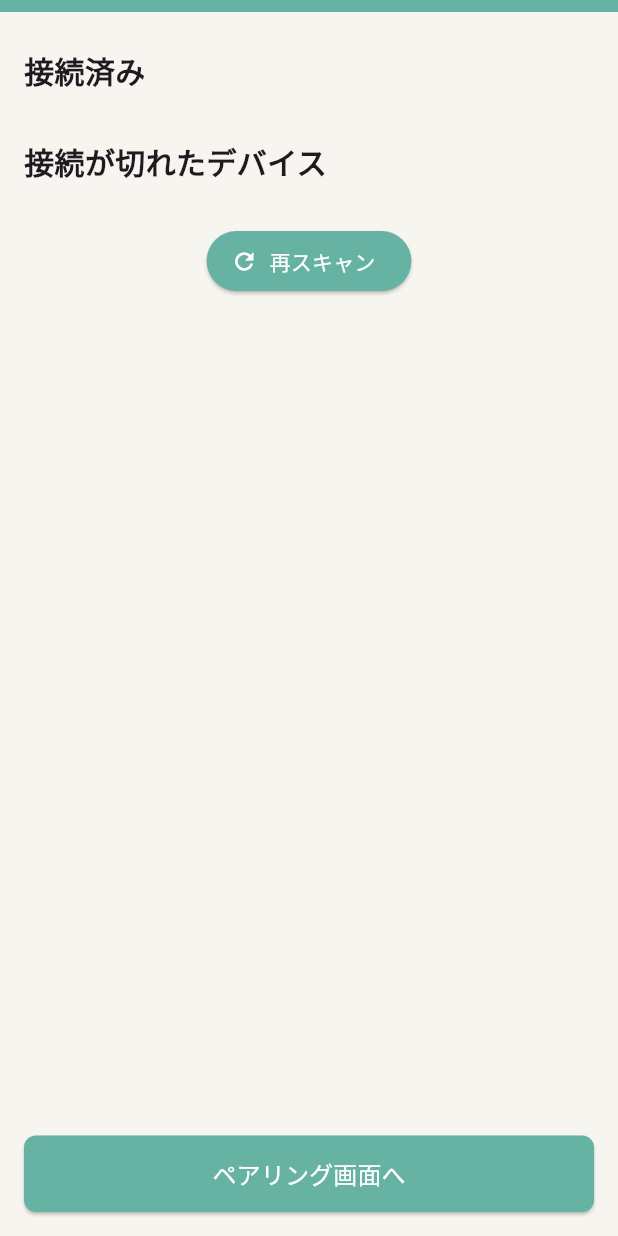
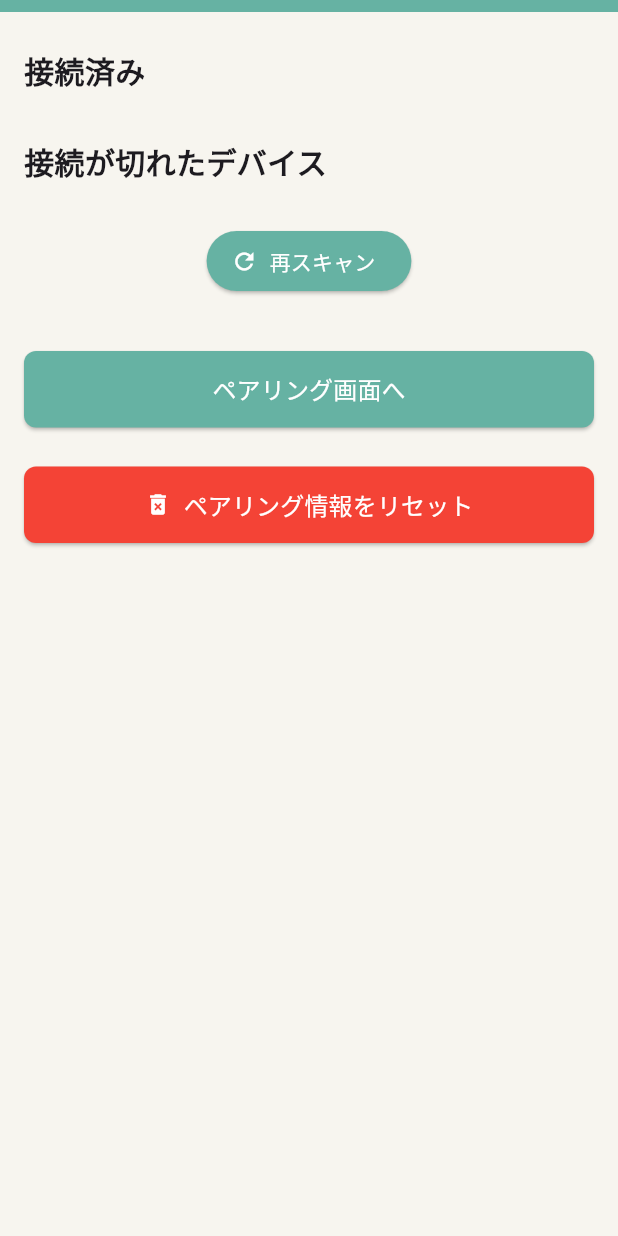
Before and after one commit to KogunCC/BLE, a Flutter app: the screen it shows after launch, after a tap on "再スキャン", on a phone screen of 412 x 824 dp. Run offline on Flutter 3.47's test engine with Material 3 defaults, Android fonts, the light colour scheme and no system bars; our stand-ins replace flutter_blue_plus, permission_handler, shared_preferences; statements that could not run were skipped.

Commit message:
feat: PairedDeviceモデルを追加し、デバイス管理のロジックを改善。BLEデバイスのリストをMapからPairedDeviceオブジェクトに変更し、UIの更新を最適化。

```diff
--- a/analysis_options.yaml
+++ b/analysis_options.yaml
@@ -21,7 +21,7 @@ linter:
   # `// ignore_for_file: name_of_lint` syntax on the line or in the file
   # producing the lint.
   rules:
-    # avoid_print: false  # Uncomment to disable the `avoid_print` rule
+        avoid_print: false  # デバッグのため一時的に無効化
     # prefer_single_quotes: true  # Uncomment to enable the `prefer_single_quotes` rule
 
 # Additional information about this file can be found at
--- /dev/null
+++ b/devtools_options.yaml
@@ -0,0 +1,3 @@
+description: This file stores settings for Dart & Flutter DevTools.
+documentation: https://docs.flutter.dev/tools/devtools/extensions#configure-extension-enablement-states
+extensions:
--- a/lib/main.dart
+++ b/lib/main.dart
@@ -6,6 +6,7 @@
 
 import 'dart:async';
 import 'dart:convert'; // JSONエンコード/デコード用
+import 'package:bleapp/models/paired_device.dart';
 import 'package:flutter/material.dart';
 import 'package:flutter_blue_plus/flutter_blue_plus.dart'; // BLE操作ライブラリ
 import 'package:shared_preferences/shared_preferences.dart'; // ローカルストレージ用
@@ -61,10 +62,7 @@ class BLEStatusScreen extends StatefulWidget {
 }
 
 class _BLEStatusScreenState extends State<BLEStatusScreen> {
-  // ペアリング済みのデバイスリスト。SharedPreferencesからロードされる。
-  List<Map<String, String>> _pairedDevices = [];
-  // 切断されたデバイスのリスト。スキャンによって接続できなかったデバイス。
-  List<Map<String, String>> _disconnectedDevices = [];
+  List<PairedDevice> _pairedDevices = [];
   // 現在スキャンが進行中かどうかを示すフラグ。UIの制御に使用。
   bool _isScanning = false;
   // 各デバイスの現在の接続状態をリアルタイムで追跡するマップ。
@@ -83,23 +81,40 @@ class _BLEStatusScreenState extends State<BLEStatusScreen> {
 
   Future<void> _savePairedDevices() async {
     final prefs = await SharedPreferences.getInstance();
-    await prefs.setString('paired_devices', jsonEncode(_pairedDevices));
+    // PairedDeviceオブジェクトのリストをMapのリストに変換してからJSONにエンコード
+    final List<Map<String, dynamic>> data = _pairedDevices.map((device) => device.toJson()).toList();
+    await prefs.setString('paired_devices', jsonEncode(data));
+    print('SharedPreferencesに保存されるペアリング済みデバイス: $data');
   }
 
   Future<void> _loadPairedDevices() async {
     final prefs = await SharedPreferences.getInstance();
     final data = prefs.getString('paired_devices');
     if (data != null) {
-      final List decoded = jsonDecode(data);
+      final List<dynamic> decoded = jsonDecode(data);
       setState(() {
-        _pairedDevices = decoded.cast<Map<String, dynamic>>()
-            .map((d) => d.map((k, v) => MapEntry(k.toString(), v.toString())))
-            .toList();
+        // JSON MapのリストからPairedDeviceオブジェクトのリストを生成
+        _pairedDevices = decoded.map((item) => PairedDevice.fromJson(item)).toList();
         for (var dev in _pairedDevices) {
-          _deviceConnectionStatus[dev['id']!] = false;
+          _deviceConnectionStatus[dev.id] = false;
         }
+        print('SharedPreferencesからロードされたペアリング済みデバイス: $_pairedDevices');
       });
     }
+  }
+
+  // ペアリング情報をリセットする
+  Future<void> _resetPairedDevices() async {
+    final prefs = await SharedPreferences.getInstance();
+    await prefs.remove('paired_devices'); // SharedPreferencesから情報を削除
+    if (!mounted) return;
+    setState(() {
+      // UIの状態をすべてリセット
+      _pairedDevices.clear();
+      _deviceConnectionStatus.clear();
+    });
+    _showOverlayMessage('すべてのペアリング情報がリセットされました', AppColors.infoColor);
+    print('ペアリング情報がリセットされました。');
   }
 
   /* ========= UI フィードバックのためのオーバーレイメッセージ =========== */
@@ -157,20 +172,20 @@ class _BLEStatusScreenState extends State<BLEStatusScreen> {
     try {
       await FlutterBluePlus.adapterState.firstWhere((state) => state == BluetoothAdapterState.on);
 
-      await _connectAndCategorizeDevices();
+      // 既存のペアリング済みデバイスの接続状態を更新
+      await _updateDeviceConnectionStatus();
+
+      // 新しいデバイスのスキャンと接続
       await _performBleScan();
 
       if (!mounted) return;
       setState(() {
-        _deviceConnectionStatus.clear();
-        for (var dev in _pairedDevices) {
-          _deviceConnectionStatus[dev['id']!] = true;
-        }
-        for (var dev in _disconnectedDevices) {
-          _deviceConnectionStatus[dev['id']!] = false;
-        }
+        // _deviceConnectionStatus は _updateDeviceConnectionStatus と _performBleScan で更新されるため、ここではクリアしない
+        // UIの更新をトリガーするためにsetStateを呼び出す
       });
       await _savePairedDevices();
+
+      print('デバイス探索後の最終的なペアリング済みデバイス: $_pairedDevices');
 
     } catch (e) {
       if (!mounted) return;
@@ -187,79 +202,89 @@ class _BLEStatusScreenState extends State<BLEStatusScreen> {
     }
   }
 
-  Future<void> _connectAndCategorizeDevices() async {
-    final List<Map<String, String>> allCurrentKnownDevices = [..._pairedDevices, ..._disconnectedDevices];
+  Future<void> _updateDeviceConnectionStatus() async {
+    final List<PairedDevice> currentPairedDevices = List.from(_pairedDevices);
+    final Map<String, bool> tempConnectionStatus = {};
 
-    List<Map<String, String>> tempPaired = [];
-    List<Map<String, String>> tempDisconnected = [];
-    final Map<String, bool> currentConnectionStatus = {};
-
-    for (var dev in allCurrentKnownDevices) {
-      final device = BluetoothDevice(remoteId: DeviceIdentifier(dev['id']!));
+    for (var dev in currentPairedDevices) {
+      final device = BluetoothDevice(remoteId: DeviceIdentifier(dev.id));
       try {
         if (device.isConnected) {
-          tempPaired.add(dev);
-          currentConnectionStatus[dev['id']!] = true;
-          continue;
+          tempConnectionStatus[dev.id] = true;
+        } else {
+          await device.connect(timeout: const Duration(seconds: 5));
+          tempConnectionStatus[dev.id] = true;
+          WidgetsBinding.instance.addPostFrameCallback((_) {
+            _showOverlayMessage('${dev.name} に再接続しました', AppColors.successColor);
+          });
         }
-        await device.connect(timeout: const Duration(seconds: 5));
-        tempPaired.add(dev);
-        currentConnectionStatus[dev['id']!] = true;
-        WidgetsBinding.instance.addPostFrameCallback((_) {
-          _showOverlayMessage('${dev['name']} に接続しました', AppColors.successColor);
-        });
       } catch (_) {
-        tempDisconnected.add(dev);
-        currentConnectionStatus[dev['id']!] = false;
+        tempConnectionStatus[dev.id] = false;
       }
     }
 
-    _pairedDevices = tempPaired.toSet().toList();
-    _disconnectedDevices = currentConnectionStatus.entries
-        .where((entry) => entry.value == false && allCurrentKnownDevices.any((d) => d['id'] == entry.key))
-        .map((entry) => allCurrentKnownDevices.firstWhere((d) => d['id'] == entry.key))
-        .toSet().toList();
+    if (!mounted) return;
+    setState(() {
+      _deviceConnectionStatus.clear();
+      _deviceConnectionStatus.addAll(tempConnectionStatus);
+    });
   }
 
   Future<void> _performBleScan() async {
+    // スキャンを開始し、5秒後に停止
     await FlutterBluePlus.startScan(timeout: const Duration(seconds: 5));
+    // スキャンが停止するまで待機
     await FlutterBluePlus.isScanning.firstWhere((isScanning) => isScanning == false);
-
-    final List<Map<String, String>> remainingDisconnected = List.from(_disconnectedDevices);
-    for (var dev in remainingDisconnected) {
-      // _connectAndCategorizeDevices で既に接続状態が更新されている可能性があるので、再度確認
-      final device = BluetoothDevice(remoteId: DeviceIdentifier(dev['id']!));
-      if (device.isConnected) {
-        // 既に接続済みであれば、_pairedDevices に移動
-        if (!mounted) return;
-        setState(() {
-          _pairedDevices.add(dev);
-          _disconnectedDevices.removeWhere((d) => d['id'] == dev['id']);
-          _deviceConnectionStatus[dev['id']!] = true;
-        });
-        continue;
   }
 
-      try {
-        await device.connect(timeout: const Duration(seconds: 5));
-        if (!mounted) return;
-        setState(() {
-          _pairedDevices.add(dev);
-          _disconnectedDevices.removeWhere((d) => d['id'] == dev['id']);
-          _deviceConnectionStatus[dev['id']!] = true;
-        });
-        WidgetsBinding.instance.addPostFrameCallback((_) {
-          _showOverlayMessage('${dev['name']} に再接続しました', AppColors.successColor);
-        });
-      } catch (e) {
-        // 再接続に失敗した場合、_disconnectedDevices に残る
-      }
-    }
+  // リセット確認ダイアログを表示する
+  Future<void> _showResetConfirmationDialog() async {
+    return showDialog<void>(
+      context: context,
+      barrierDismissible: false, // ダイアログ外をタップしても閉じない
+      builder: (BuildContext context) {
+        return AlertDialog(
+          title: const Text('確認'),
+          content: const SingleChildScrollView(
+            child: ListBody(
+              children: <Widget>[
+                Text('すべてのペアリング情報が削除されます。'),
+                Text('よろしいですか？'),
+              ],
+            ),
+          ),
+          actions: <Widget>[
+            TextButton(
+              child: const Text('キャンセル'),
+              onPressed: () => Navigator.of(context).pop(),
+            ),
+            TextButton(
+              child: const Text('リセット', style: TextStyle(color: Colors.red)),
+              onPressed: () {
+                Navigator.of(context).pop(); // ダイアログを閉じる
+                _resetPairedDevices();      // リセット処理を実行
+              },
+            ),
+          ],
+        );
+      },
+    );
   }
 
   @override
   void dispose() {
     super.dispose();
+  }
+
+  String _generateUniqueDeviceName(String baseName) {
+    String name = baseName;
+    int count = 1;
+    final existingNames = _pairedDevices.map((d) => d.name).toSet();
+    while (existingNames.contains(name)) {
+      name = '$baseName ($count)';
+      count++;
+    }
+    return name;
   }
 
   /* ========= デバイスステータス表示カードのビルド =========== */
@@ -273,7 +298,8 @@ class _BLEStatusScreenState extends State<BLEStatusScreen> {
         child: Row(
           mainAxisAlignment: MainAxisAlignment.spaceBetween,
           children: [
-            Row(
+            Expanded( // 1. 左側のセクションをExpandedでラップして、利用可能なスペースを埋めるようにする
+              child: Row(
                 children: [
                   Icon(
                     connected ? Icons.bluetooth_connected : Icons.bluetooth_disabled,
@@ -281,9 +307,18 @@ class _BLEStatusScreenState extends State<BLEStatusScreen> {
                     size: 20,
                   ),
                   const SizedBox(width: 8),
-                Text(title, style: const TextStyle(fontSize: 16, fontWeight: FontWeight.bold)),
+                  Expanded( // 2. デバイス名のTextウィジェットをExpandedでラップ
+                    child: Text(
+                      title,
+                      style: const TextStyle(fontSize: 16, fontWeight: FontWeight.bold),
+                      overflow: TextOverflow.ellipsis, // 3. はみ出したテキストを「...」で省略
+                      softWrap: false, // 4. テキストを折り返さないように設定
+                    ),
+                  ),
                 ],
               ),
+            ),
+            const SizedBox(width: 8), // 5. 左右のセクション間にスペースを追加
             Text(
               connected ? 'Connected' : 'Disconnected',
               style: TextStyle(fontSize: 16, color: connected ? AppColors.connectedColor : Colors.black54),
@@ -299,6 +334,16 @@ class _BLEStatusScreenState extends State<BLEStatusScreen> {
 
   @override
   Widget build(BuildContext context) {
+    // デバッグ用に接続済み・切断済みデバイスのリストをフィルタリングして作成
+    final connected = _pairedDevices
+        .where((dev) => _deviceConnectionStatus[dev.id] == true)
+        .toList();
+    final disconnected = _pairedDevices
+        .where((dev) => _deviceConnectionStatus[dev.id] != true)
+        .toList();
+    print('【デバッグ】接続済みデバイス: ${connected.map((d) => d.toJson())}');
+    print('【デバッグ】切断済みデバイス: ${disconnected.map((d) => d.toJson())}');
+
     return Scaffold(
       backgroundColor: AppColors.backgroundColor,
       appBar: AppBar(
@@ -306,22 +351,24 @@ class _BLEStatusScreenState extends State<BLEStatusScreen> {
         elevation: 0,
         toolbarHeight: 8,
       ),
-      body: Column(
-        crossAxisAlignment: CrossAxisAlignment.start,
+      body: ListView(
+        padding: const EdgeInsets.only(bottom: 100), // フローティングボタンとの重なりを避ける
         children: [
           const Padding(
             padding: EdgeInsets.only(left: 16, top: 24, bottom: 8),
             child: Text('接続済み', style: TextStyle(fontSize: 20, fontWeight: FontWeight.bold)),
           ),
-          ..._pairedDevices.map((dev) => _buildStatusCard(
-            dev['name']!,
-            dev['id']!,
-            _deviceConnectionStatus[dev['id']!] ?? false,
+          ..._pairedDevices
+              .where((dev) => _deviceConnectionStatus[dev.id] == true)
+              .map((dev) => _buildStatusCard(
+            dev.name,
+            dev.id,
+            _deviceConnectionStatus[dev.id] ?? false,
             onTap: () async {
               List<BluetoothDevice> connected = FlutterBluePlus.connectedDevices;
               BluetoothDevice? targetDevice;
               for (var connectedDev in connected) {
-                if (connectedDev.remoteId.str == dev['id']!) {
+                if (connectedDev.remoteId.str == dev.id) {
                   targetDevice = connectedDev;
                   break;
                 }
@@ -333,12 +380,10 @@ class _BLEStatusScreenState extends State<BLEStatusScreen> {
               } else {
                 WidgetsBinding.instance.addPostFrameCallback((_) {
                   if (!mounted) return;
-                  _showOverlayMessage('${dev['name']} は現在接続されていません。再スキャンを試してください。', AppColors.warningColor);
+                  _showOverlayMessage('${dev.name} は現在接続されていません。再スキャンを試してください。', AppColors.warningColor);
                 });
                 setState(() {
-                  _pairedDevices.removeWhere((d) => d['id'] == dev['id']);
-                  _disconnectedDevices.add(dev);
-                  _deviceConnectionStatus[dev['id']!] = false;
+                  _deviceConnectionStatus[dev.id] = false;
                 });
                 await _savePairedDevices();
               }
@@ -349,34 +394,35 @@ class _BLEStatusScreenState extends State<BLEStatusScreen> {
             padding: EdgeInsets.only(left: 16, top: 24, bottom: 8),
             child: Text('接続が切れたデバイス', style: TextStyle(fontSize: 20, fontWeight: FontWeight.bold)),
           ),
-          ..._disconnectedDevices.map((dev) => _buildStatusCard(
-            dev['name']!,
-            dev['id']!,
-            _deviceConnectionStatus[dev['id']!] ?? false,
+          ..._pairedDevices
+              .where((dev) => _deviceConnectionStatus[dev.id] != true)
+              .map((dev) => _buildStatusCard(
+            dev.name,
+            dev.id,
+            _deviceConnectionStatus[dev.id] ?? false,
             onTap: () async {
-              final device = BluetoothDevice(remoteId: DeviceIdentifier(dev['id']!));
+              final device = BluetoothDevice(remoteId: DeviceIdentifier(dev.id));
               try {
                 WidgetsBinding.instance.addPostFrameCallback((_) {
                   if (!mounted) return;
-                  _showOverlayMessage('${dev['name']} に再接続を試行中...', AppColors.infoColor);
+                  _showOverlayMessage('${dev.name} に再接続を試行中...', AppColors.infoColor);
                 });
                 await device.connect(timeout: const Duration(seconds: 5));
                 if (!mounted) return;
                 setState(() {
-                  _pairedDevices.add(dev);
-                  _disconnectedDevices.removeWhere((d) => d['id'] == dev['id']);
-                  _deviceConnectionStatus[dev['id']!] = true;
+                  _deviceConnectionStatus[dev.id] = true;
                 });
                 WidgetsBinding.instance.addPostFrameCallback((_) {
-                  _showOverlayMessage('${dev['name']} に再接続しました', AppColors.successColor);
+                  _showOverlayMessage('${dev.name} に再接続しました', AppColors.successColor);
                 });
                 await _savePairedDevices();
               } catch (e) {
                 if (!mounted) return;
                 WidgetsBinding.instance.addPostFrameCallback((_) {
-                  _showOverlayMessage('${dev['name']} の再接続に失敗しました', AppColors.errorColor);
+                  _showOverlayMessage('${dev.name} の再接続に失敗しました', AppColors.errorColor);
                 });
-
+                // 再接続に失敗した場合、_deviceConnectionStatus は false のまま
+                setState(() {});
               }
             },
           )),
@@ -393,34 +439,36 @@ class _BLEStatusScreenState extends State<BLEStatusScreen> {
               ),
             ),
           ),
-          const Spacer(),
-          SafeArea(
-            child: Padding(
+          const SizedBox(height: 20),
+          Padding(
             padding: const EdgeInsets.all(16),
             child: SizedBox(
               width: double.infinity,
               child: ElevatedButton(
-                  onPressed: _isScanning ? null : () async {
+                onPressed: _isScanning
+                    ? null
+                    : () async {
                         final result = await Navigator.pushNamed(context, '/paring');
-                    if (result is Map<String, String>) {
-                      final id = result['id']!;
-                      final name = result['name']!;
-                      if (!_pairedDevices.any((d) => d['id'] == id)) {
+                        print('ペアリング画面から返された結果: $result');
+                        if (result is PairedDevice) {
+                          if (!_pairedDevices.any((d) => d.id == result.id)) {
                             if (!mounted) return;
+                            // 接続前にユニークな名前を生成
+                            final uniqueName = _generateUniqueDeviceName(result.name);
                             setState(() {
-                          _pairedDevices.add({'id': id, 'name': name});
-                          _disconnectedDevices.removeWhere((d) => d['id'] == id);
-                          _deviceConnectionStatus[id] = true;
+                              _pairedDevices.add(PairedDevice(id: result.id, name: uniqueName));
+                              _deviceConnectionStatus[result.id] = true;
                             });
                             WidgetsBinding.instance.addPostFrameCallback((_) {
-                          _showOverlayMessage('ペアリング成功: $name', AppColors.successColor);
+                              _showOverlayMessage('ペアリング成功: $uniqueName', AppColors.successColor);
                             });
                             await _savePairedDevices();
                           } else {
                             if (!mounted) return;
                             WidgetsBinding.instance.addPostFrameCallback((_) {
                               if (!mounted) return;
-                          _showOverlayMessage('$name は既にペアリングされています', AppColors.warningColor);
+                              _showOverlayMessage(
+                                  '${result.name} は既にペアリングされています', AppColors.warningColor);
                             });
                           }
                         }
@@ -437,6 +485,22 @@ class _BLEStatusScreenState extends State<BLEStatusScreen> {
               ),
             ),
           ),
+          const SizedBox(height: 10), // ボタン間のスペース
+          Padding(
+            padding: const EdgeInsets.symmetric(horizontal: 16.0),
+            child: SizedBox(
+              width: double.infinity,
+              child: ElevatedButton.icon(
+                icon: const Icon(Icons.delete_forever, color: Colors.white),
+                label: const Text('ペアリング情報をリセット', style: TextStyle(fontSize: 16, color: Colors.white)),
+                onPressed: _showResetConfirmationDialog, // 確認ダイアログを表示
+                style: ElevatedButton.styleFrom(
+                  backgroundColor: AppColors.errorColor, // 注意を引く色
+                  padding: const EdgeInsets.symmetric(vertical: 14),
+                  shape: RoundedRectangleBorder(borderRadius: BorderRadius.circular(8)),
+                ),
+              ),
+            ),
           ),
         ],
       ),
--- /dev/null
+++ b/lib/models/paired_device.dart
@@ -0,0 +1,23 @@
+
+class PairedDevice {
+  final String id;
+  final String name;
+
+  PairedDevice({required this.id, required this.name});
+
+  // MapからPairedDeviceオブジェクトを生成するファクトリコンストラクタ
+  factory PairedDevice.fromJson(Map<String, dynamic> json) {
+    return PairedDevice(
+      id: json['id'] as String,
+      name: json['name'] as String,
+    );
+  }
+
+  // PairedDeviceオブジェクトをMapに変換するメソッド
+  Map<String, dynamic> toJson() {
+    return {
+      'id': id,
+      'name': name,
+    };
+  }
+}
```
Also changed, not shown: lib/pairing.dart (+28 -21 lines). Lines whose indentation alone changed are shown as unchanged.
